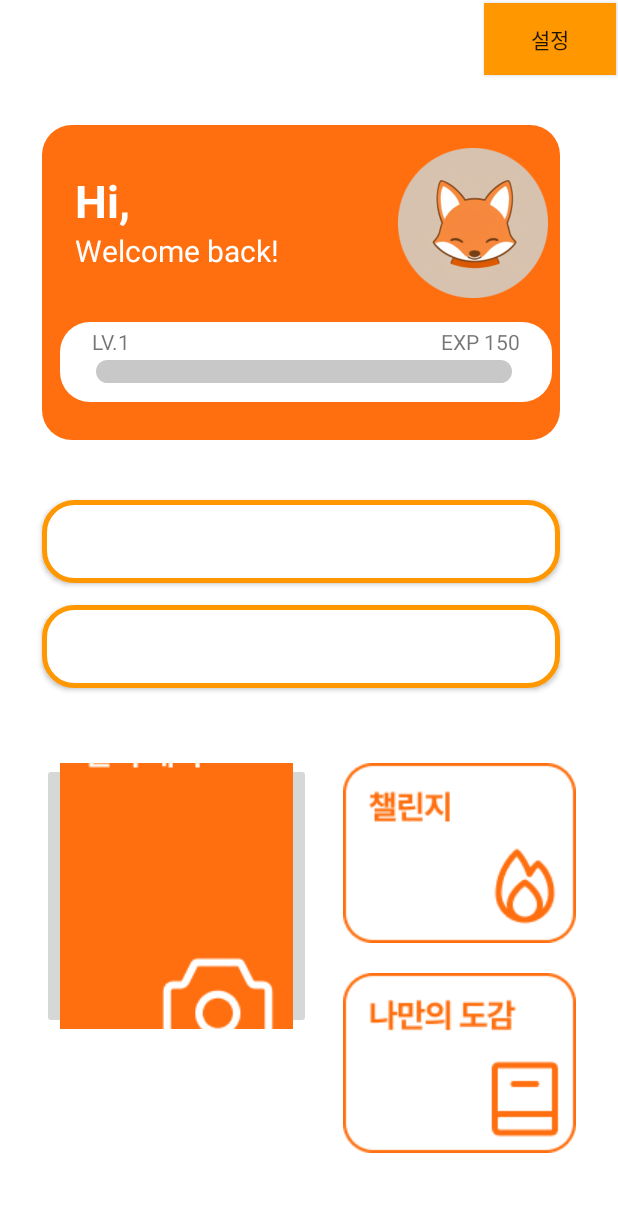
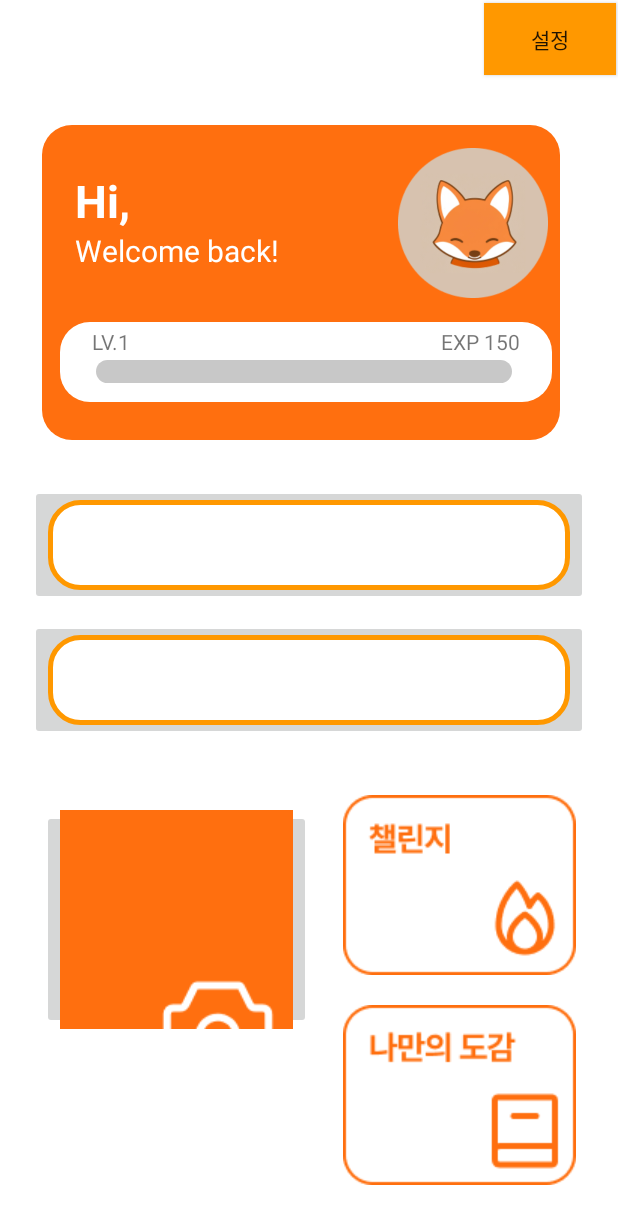
Before and after one commit to fkrdlaos/BODA, an Android app: the MainActivity screen opened directly, with no data from a screen before it, on a phone screen of 412 x 824 dp. Shown: the top 1224 px of the screen. Run offline under Robolectric (Android 15) with nearby library versions, the phone set to English and light mode, and no system bars; our stand-ins replace Firebase (no records; nobody signed in at launch, a user with empty details on screens opened directly).

Commit message:
24.05.13. 16:00 activity_main.xml 수정

```diff
--- a/app/src/main/res/layout/activity_main.xml
+++ b/app/src/main/res/layout/activity_main.xml
@@ -32,14 +32,41 @@
         android:background="@drawable/activity_main_view2" />
 
     <ImageButton
+        android:id="@+id/today_words"
+        android:layout_width="wrap_content"
+        android:layout_height="80dp"
+        android:layout_below="@+id/profile_car"
+        android:layout_alignParentStart="true"
+        android:layout_alignParentEnd="true"
+        android:layout_marginStart="20dp"
+        android:layout_marginTop="30dp"
+        android:layout_marginEnd="20dp"
+        android:contentDescription="today_words"
+        app:srcCompat="@drawable/activity_main_today" />
+
+    <ImageButton
+        android:id="@+id/today_study"
+        android:layout_width="wrap_content"
+        android:layout_height="80dp"
+        android:layout_below="@+id/profile_car"
+        android:layout_alignParentStart="true"
+        android:layout_alignParentEnd="true"
+        android:layout_marginStart="20dp"
+        android:layout_marginTop="120dp"
+        android:layout_marginEnd="20dp"
+        android:contentDescription="today_study"
+        app:srcCompat="@drawable/activity_main_today" />
+
+
+    <ImageButton
         android:id="@+id/btnCamera"
         android:layout_width="wrap_content"
         android:layout_height="wrap_content"
-        android:layout_below="@+id/today_study"
         android:layout_alignParentLeft="true"
+        android:layout_alignParentTop="true"
         android:layout_marginStart="28dp"
         android:layout_marginLeft="32dp"
-        android:layout_marginTop="50dp"
+        android:layout_marginTop="540dp"
         android:layout_marginBottom="138dp"
         android:contentDescription="btncamera"
         app:srcCompat="@drawable/c" />
@@ -48,9 +75,9 @@
         android:id="@+id/btn_Study"
         android:layout_width="wrap_content"
         android:layout_height="wrap_content"
-        android:layout_below="@+id/today_study"
+        android:layout_alignParentTop="true"
         android:layout_alignParentEnd="true"
-        android:layout_marginTop="50dp"
+        android:layout_marginTop="530dp"
         android:layout_marginEnd="28dp"
         android:background="@color/white"
         android:contentDescription="btn_Study"
@@ -67,6 +94,7 @@
         android:backgroundTint="@color/white"
         android:contentDescription="btn_Dictionary"
         app:srcCompat="@drawable/c2" />
+
 
     <Button
         android:id="@+id/btn_settings"
@@ -178,26 +206,6 @@
         android:layout_marginTop="3dp"
         android:text="EXP 150" />
 
-    <Button
-        android:id="@+id/today_words"
-        android:layout_width="wrap_content"
-        android:layout_height="55dp"
-        android:layout_below="@+id/profile_car"
-        android:layout_alignStart="@+id/profile_car"
-        android:layout_alignEnd="@+id/profile_car"
-        android:layout_marginTop="40dp"
-        android:background="@drawable/activity_main_today"
-        android:contentDescription="today_words" />
 
-    <Button
-        android:id="@+id/today_study"
-        android:layout_width="wrap_content"
-        android:layout_height="55dp"
-        android:layout_below="@+id/profile_car"
-        android:layout_alignStart="@+id/profile_car"
-        android:layout_alignEnd="@+id/profile_car"
-        android:layout_marginTop="110dp"
-        android:background="@drawable/activity_main_today"
-        android:contentDescription="today_study" />
 
 </RelativeLayout>
```
Also changed, not shown: app/src/main/res/drawable/today_chall.png (added), app/src/main/res/drawable/today_find.png (added).
